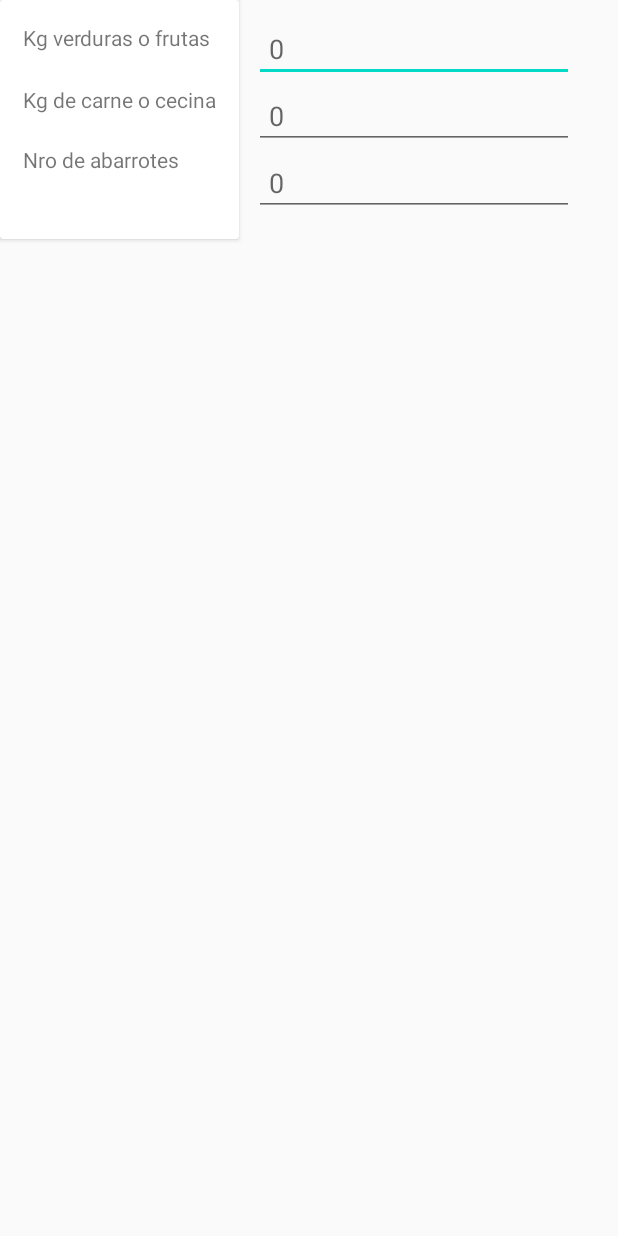
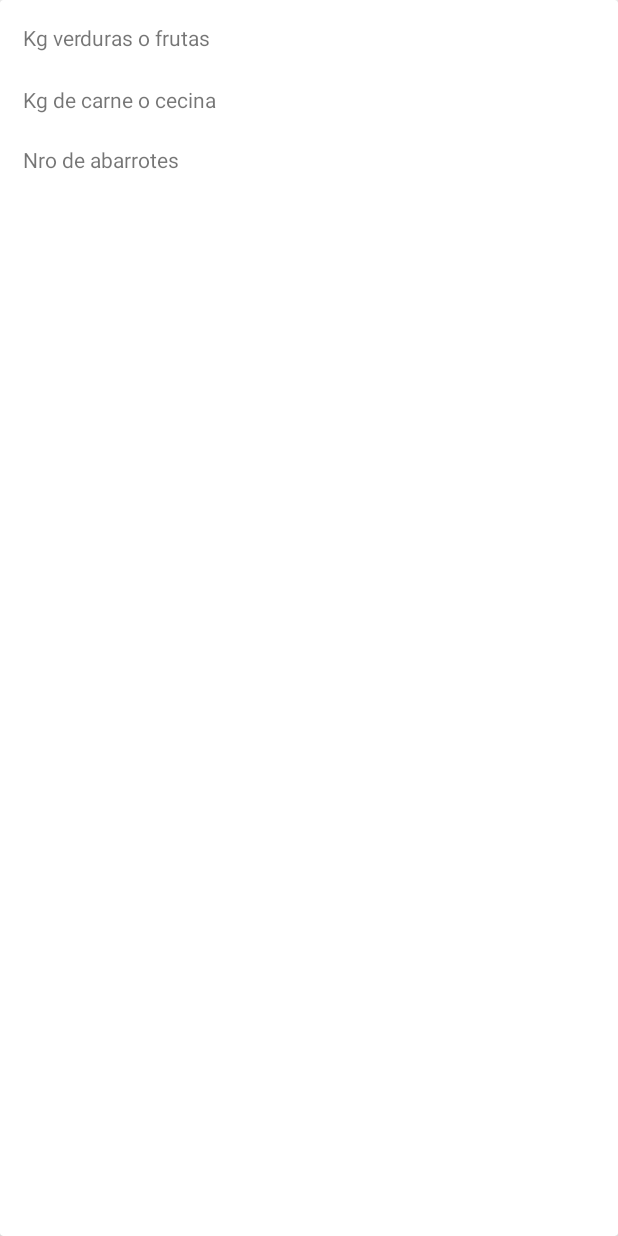
Before and after one commit to usamahas17/compras, an Android app: the layout compras.xml on its own in the app's theme, with its tools: preview values and no code run, on a phone screen of 412 x 824 dp. Run offline under Robolectric (Android 15) with nearby library versions, the phone set to English and light mode, and no system bars.

Commit message:
Versión corregida

```diff
--- a/app/src/main/java/com/example/compras/listadecompras.java
+++ b/app/src/main/java/com/example/compras/listadecompras.java
@@ -1,6 +1,8 @@
 package com.example.compras;
 
-public class listadecompras {
+import java.io.Serializable;
+
+public class listadecompras implements Serializable {
     private String verdura;
     private String carne ;
     private String abarrotes;
--- a/app/src/main/res/layout/compras.xml
+++ b/app/src/main/res/layout/compras.xml
@@ -4,14 +4,14 @@
     android:layout_height="match_parent">
 
     <androidx.cardview.widget.CardView
-        android:layout_width="wrap_content"
-        android:layout_height="wrap_content"
+        android:layout_width="match_parent"
+        android:layout_height="match_parent"
         android:padding="80dp"
         android:paddingStart="20dp">
 
         <LinearLayout
-            android:layout_width="match_parent"
-            android:layout_height="match_parent"
+            android:layout_width="wrap_content"
+            android:layout_height="wrap_content"
             android:orientation="vertical"
             android:padding="10dp"
             android:paddingStart="10dp"
@@ -58,8 +58,8 @@
         android:orientation="horizontal">
 
         <LinearLayout
-            android:layout_width="match_parent"
-            android:layout_height="match_parent"
+            android:layout_width="wrap_content"
+            android:layout_height="wrap_content"
             android:layout_weight="1"
             android:orientation="vertical"
             android:padding="10dp">
```
Also changed, not shown: app/src/main/java/com/example/compras/formulario.java (+7 -1 lines), app/src/main/java/com/example/compras/reciclar.java (+17 -4 lines), app/src/main/res/layout/activity_reciclar.xml (+2 -8 lines).
